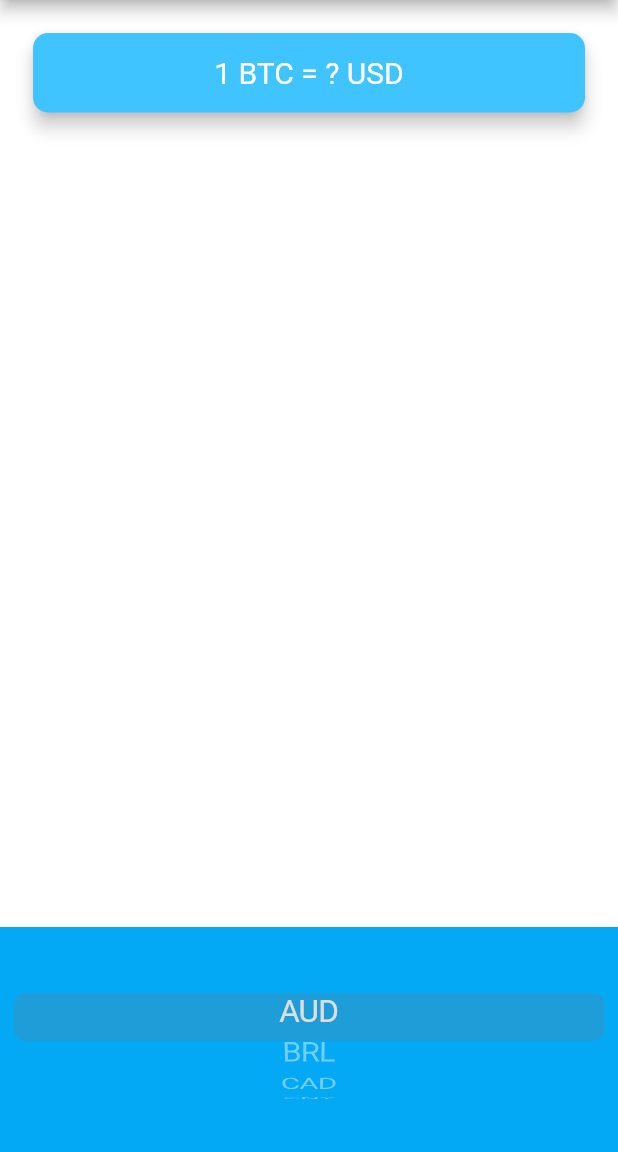
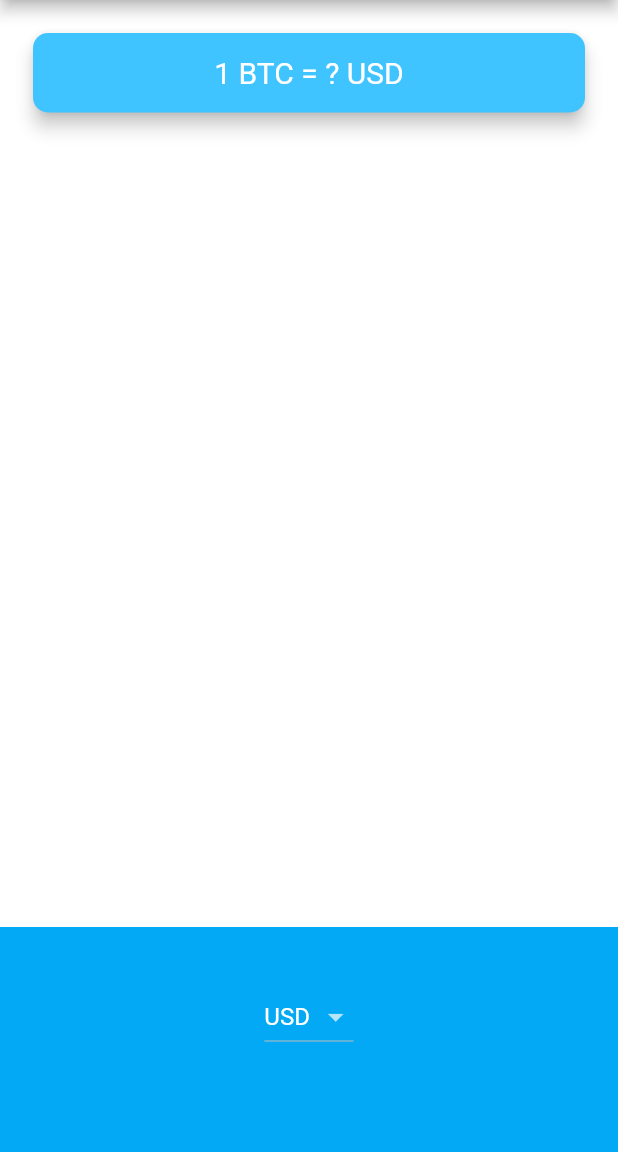
Before and after one commit to mfpullen22/bitcoin_ticker, a Flutter app: the screen it shows after launch, on a phone screen of 412 x 824 dp, the part 84-1236 px from its top. Run offline on Flutter 3.47's test engine with Material 2 defaults, Android fonts, the phone set to English and light mode, and no system bars.

Commit message:
Starting bronze challenge

```diff
--- a/lib/coin_data.dart
+++ b/lib/coin_data.dart
@@ -28,4 +28,7 @@ const List<String> cryptoList = [
   'LTC',
 ];
 
-class CoinData {}
+class CoinData {
+
+
+}
--- a/lib/price_screen.dart
+++ b/lib/price_screen.dart
@@ -1,6 +1,7 @@
 import 'package:bitcoin_ticker/coin_data.dart';
 import 'package:flutter/cupertino.dart';
 import 'package:flutter/material.dart';
+import "dart:io" show Platform;
 
 class PriceScreen extends StatefulWidget {
   @override
@@ -11,21 +12,39 @@ class _PriceScreenState extends State<PriceScreen> {
 
   String selectedCurrency = "USD";
 
-  List<DropdownMenuItem> getDropdownItems() {
+  DropdownButton<String> androidDropdownButton() {
+
     List<DropdownMenuItem<String>> dropdownItems = [];
     for (String currency in currenciesList) {
       var newItem = DropdownMenuItem(child: Text(currency), value: currency);
       dropdownItems.add(newItem);
     }
-    return dropdownItems;
+
+    return DropdownButton<String>(
+      value: selectedCurrency,
+      items: dropdownItems,
+      onChanged: (value) {
+        setState(() {
+          selectedCurrency = value;
+        });
+      },
+    );
   }
 
-  List<Text> getPickerItems() {
+  CupertinoPicker iOSPicker() {
     List<Text> pickerItems = [];
     for (String currency in currenciesList) {
-     pickerItems.add(Text(currency));
+      pickerItems.add(Text(currency));
     }
-    return pickerItems;
+
+    return CupertinoPicker(
+      backgroundColor: Colors.lightBlue,
+      itemExtent: 32,
+      onSelectedItemChanged: (selectedIndex) {
+        print(selectedIndex);
+      },
+      children: pickerItems,
+    );
   }
 
   @override
@@ -64,26 +83,10 @@ class _PriceScreenState extends State<PriceScreen> {
             alignment: Alignment.center,
             padding: EdgeInsets.only(bottom: 30.0),
             color: Colors.lightBlue,
-            child: CupertinoPicker(
-              backgroundColor: Colors.lightBlue,
-              itemExtent: 32,
-              onSelectedItemChanged: (selectedIndex) {
-                print(selectedIndex);
-                },
-              children: getPickerItems(),
-            ),
+            child: Platform.isIOS ? iOSPicker() : androidDropdownButton(),
           ),
         ],
       ),
     );
   }
 }
-
-// DropdownButton<String>(
-// value: selectedCurrency,
-// items: getDropdownItems(),
-// onChanged: (value) {
-// setState(() {
-// selectedCurrency = value;
-// });
-// }),
```
